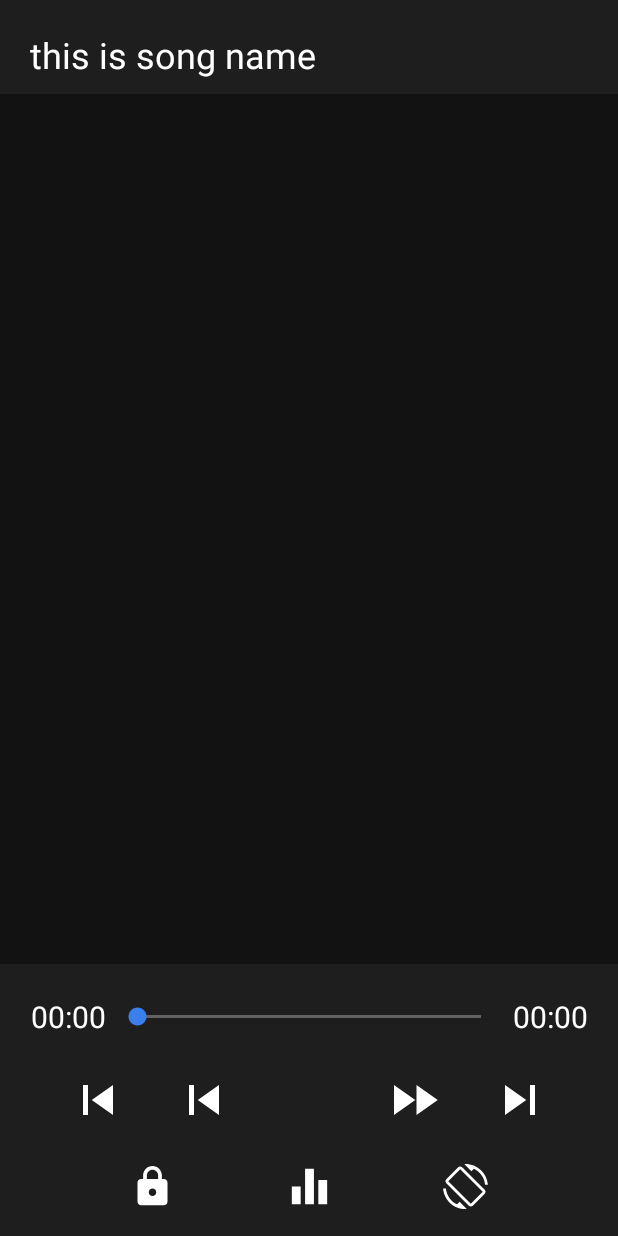
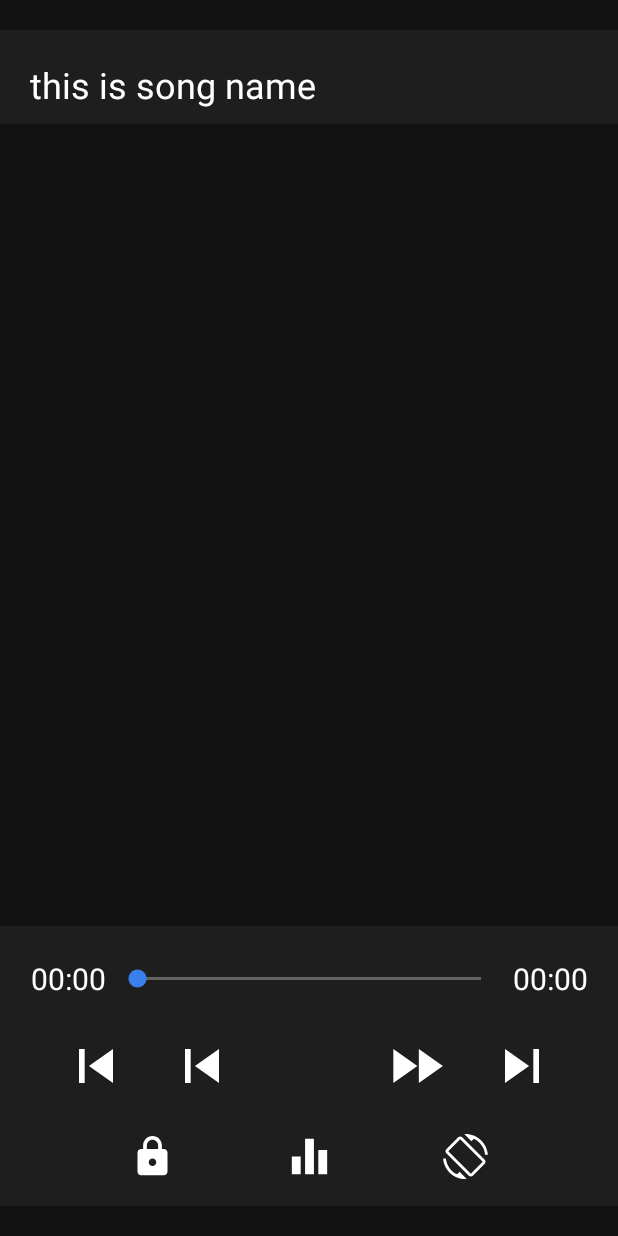
Before and after one commit to SOUMYA788/Music-Player-Apk, an Android app: the layout video_control_pannel.xml on its own in the app's theme, with its tools: preview values and no code run, on a phone screen of 412 x 824 dp. Run offline under Robolectric (Android 15) with nearby library versions, the light colour scheme and no system bars.

Commit message:
UPDATE DESIGN

```diff
--- a/app/src/main/res/layout/activity_video_player.xml
+++ b/app/src/main/res/layout/activity_video_player.xml
@@ -39,6 +39,8 @@
             android:layout_marginStart="30dp"
             android:layout_marginTop="20dp"
             android:src="@drawable/ic_lock_open"
+            android:background="@drawable/ripple_lock_background"
+            android:padding="2dp"
             app:tint="@color/red" />
 
     </RelativeLayout>
--- a/app/src/main/res/layout/video_control_pannel.xml
+++ b/app/src/main/res/layout/video_control_pannel.xml
@@ -4,7 +4,10 @@
     xmlns:app="http://schemas.android.com/apk/res-auto"
     android:id="@+id/videoControlPannel"
     android:layout_width="match_parent"
-    android:layout_height="match_parent">
+    android:layout_height="match_parent"
+    android:padding="20dp"
+    android:paddingStart="0dp"
+    android:paddingEnd="0dp">
 
     <LinearLayout
         android:layout_width="match_parent"
@@ -92,8 +95,8 @@
 
             <ImageView
                 android:id="@+id/previousVideo"
-                android:layout_width="40dp"
-                android:layout_height="40dp"
+                android:layout_width="45dp"
+                android:layout_height="45dp"
 
                 android:layout_gravity="center"
                 android:background="@drawable/ic_skip_previous"
@@ -107,8 +110,8 @@
 
             <ImageView
                 android:id="@+id/videoRewind"
-                android:layout_width="40dp"
-                android:layout_height="40dp"
+                android:layout_width="45dp"
+                android:layout_height="45dp"
 
                 android:layout_gravity="center"
                 android:background="@drawable/ic_skip_previous"
@@ -122,8 +125,8 @@
 
             <ImageView
                 android:id="@+id/videoPlayPause"
-                android:layout_width="40dp"
-                android:layout_height="40dp"
+                android:layout_width="45dp"
+                android:layout_height="45dp"
                 android:layout_gravity="center"
                 android:backgroundTint="@color/white"
 
@@ -134,8 +137,8 @@
 
             <ImageView
                 android:id="@+id/videoFastForward"
-                android:layout_width="40dp"
-                android:layout_height="40dp"
+                android:layout_width="45dp"
+                android:layout_height="45dp"
                 android:layout_gravity="center"
                 android:background="@drawable/ic_fast_forward"
                 android:backgroundTint="@color/white"
@@ -148,8 +151,8 @@
 
             <ImageView
                 android:id="@+id/nextVideo"
-                android:layout_width="40dp"
-                android:layout_height="40dp"
+                android:layout_width="45dp"
+                android:layout_height="45dp"
                 android:layout_gravity="center"
                 android:background="@drawable/ic_skip_next"
                 android:backgroundTint="@color/white"
@@ -195,7 +198,7 @@
                 app:layout_constraintTop_toTopOf="parent"
                 app:layout_constraintBottom_toBottomOf="parent"
                 app:layout_constraintStart_toEndOf="@id/videoLock"
-                app:layout_constraintEnd_toEndOf="@id/videoRotation"/>
+                app:layout_constraintEnd_toStartOf="@id/videoRotation"/>
 
             <ImageView
                 android:id="@+id/videoRotation"
```
Also changed, not shown: app/src/main/res/drawable/ripple_lock_background.xml (added, +7 -0 lines), app/src/main/res/drawable/round_shape.xml (added, +10 -0 lines).
